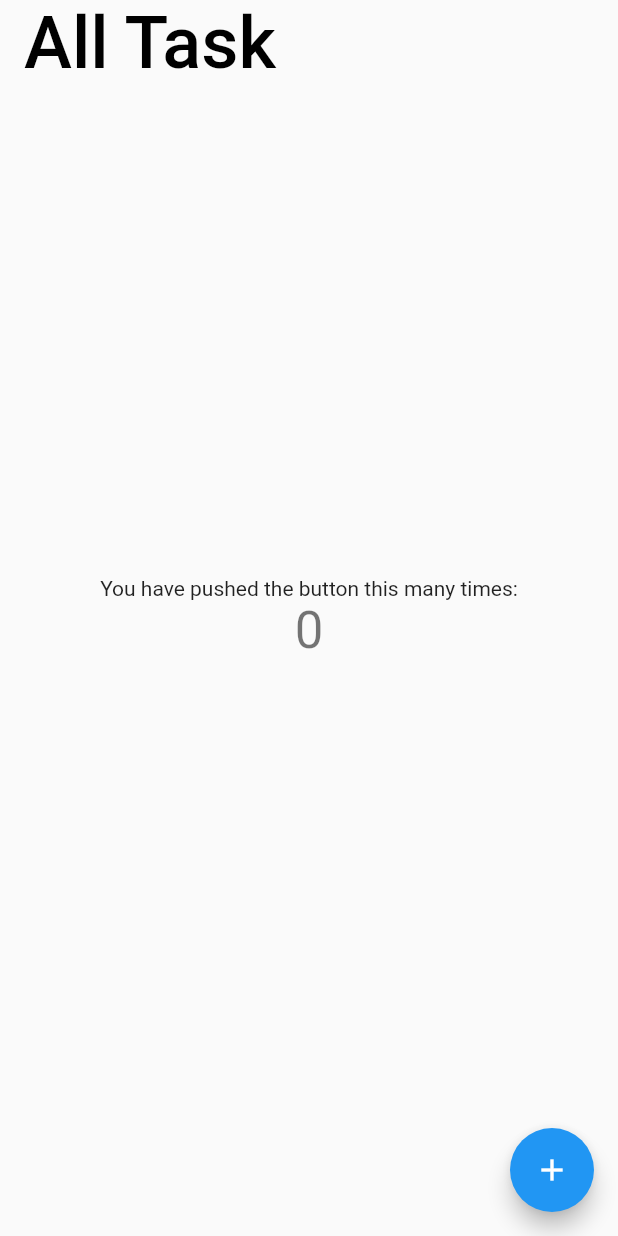
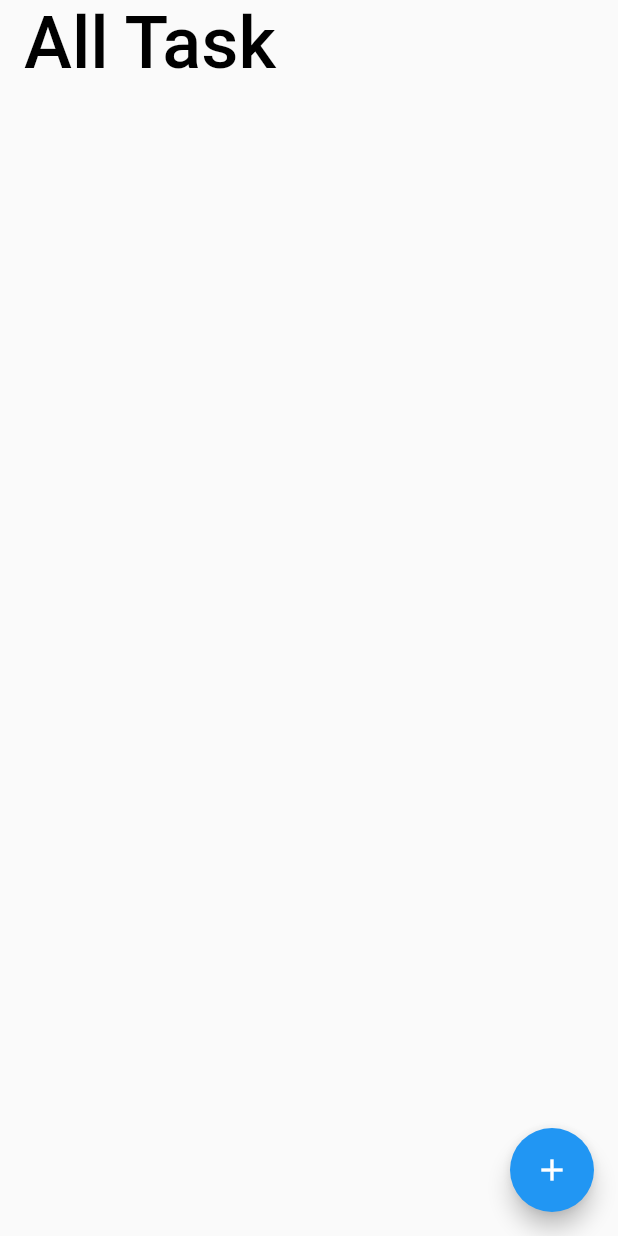
Before and after one commit to hongbeomi/SimpleToDo, a Flutter app: the screen it shows after launch, on a phone screen of 412 x 824 dp. Run offline on Flutter 3.47's test engine with Material 2 defaults, Android fonts, the phone set to English and light mode, and no system bars.

```diff
--- a/lib/home.dart
+++ b/lib/page/home.dart
@@ -1,4 +1,7 @@
+import 'dart:ui';
+
 import 'package:flutter/material.dart';
+import 'package:simpletodo/component/taskItemView.dart';
 
 class HomePage extends StatefulWidget {
   HomePage({Key key, this.title}) : super(key: key);
@@ -10,11 +13,11 @@ class HomePage extends StatefulWidget {
 }
 
 class _HomePageState extends State<HomePage> {
-  int _counter = 0;
+  List<String> tasks = [];
 
-  void _incrementCounter() {
+  void _addTask() {
     setState(() {
-      _counter++;
+      tasks.add("ㅋㅋ");
     });
   }
 
@@ -33,24 +36,19 @@ class _HomePageState extends State<HomePage> {
         elevation: 0.0,
         centerTitle: false,
       ),
-      extendBodyBehindAppBar: true,
-      body: Center(
-        child: Column(
-          mainAxisAlignment: MainAxisAlignment.center,
-          children: <Widget>[
-            Text(
-              'You have pushed the button this many times:',
-            ),
-            Text(
-              '$_counter',
-              style: Theme.of(context).textTheme.headline4,
-            ),
-          ],
-        ),
+      body: ListView.builder(
+        padding: const EdgeInsets.all(16.0),
+        scrollDirection: Axis.vertical,
+        itemCount: tasks.length,
+        itemBuilder: (BuildContext context, int index) {
+          return TaskItemView(task: tasks[index]);
+        },
       ),
       floatingActionButton: FloatingActionButton(
-        onPressed: _incrementCounter,
-        tooltip: 'Increment',
+        onPressed: () {
+          _addTask();
+        },
+        tooltip: 'Add Task',
         child: Icon(Icons.add),
       ),
     );
```
Also changed, not shown: lib/component/taskItemView.dart (added, +38 -0 lines), lib/page/main.dart (renamed from lib/main.dart), 1 other file.
